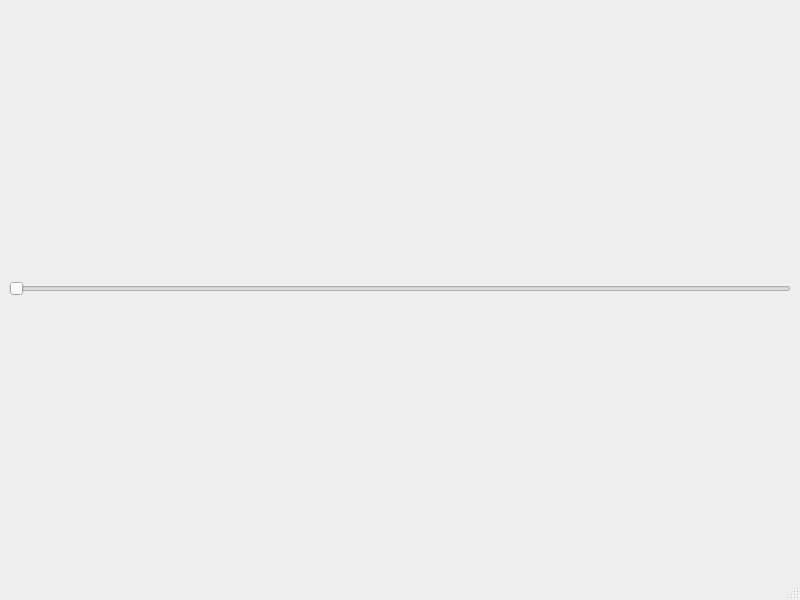
ToKiNoBug/UniSimulator, file MainWindow.ui: the form before one commit.
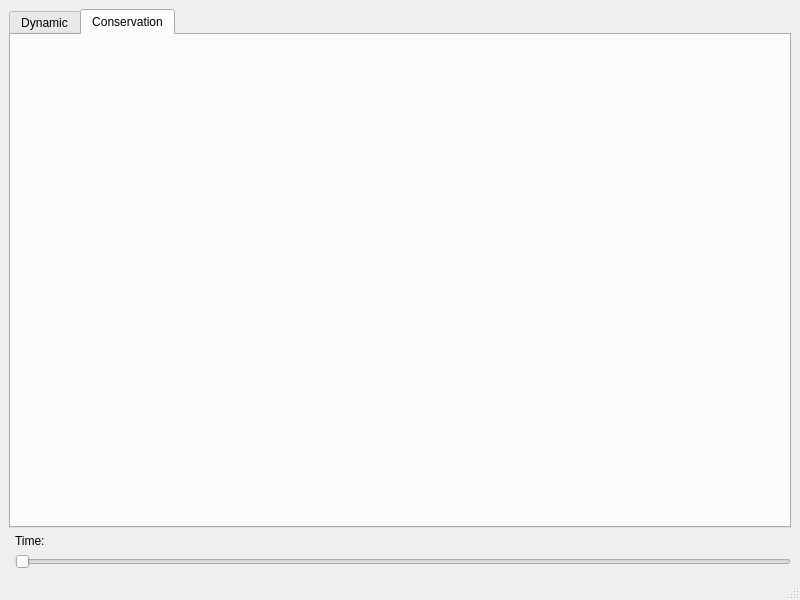
The form after the commit. The open tabs and pages were chosen to show the change.

Diff of the .ui file:
```diff
--- a/MainWindow.ui
+++ b/MainWindow.ui
@@ -15,7 +15,7 @@
   </property>
   <widget class="QWidget" name="centralwidget">
    <layout class="QGridLayout" name="gridLayout_2">
-    <item row="1" column="0">
+    <item row="2" column="1">
      <widget class="QSlider" name="timeSlider">
       <property name="orientation">
        <enum>Qt::Horizontal</enum>
@@ -25,8 +25,44 @@
       </property>
      </widget>
     </item>
-    <item row="0" column="0">
-     <layout class="QGridLayout" name="chartArea"/>
+    <item row="0" column="0" colspan="2">
+     <widget class="QTabWidget" name="tabWidget">
+      <property name="currentIndex">
+       <number>0</number>
+      </property>
+      <widget class="QWidget" name="dynamicArea">
+       <attribute name="title">
+        <string>Dynamic</string>
+       </attribute>
+       <layout class="QGridLayout" name="gridLayout_3"/>
+      </widget>
+      <widget class="QWidget" name="conservationArea">
+       <attribute name="title">
+        <string>Conservation</string>
+       </attribute>
+       <layout class="QGridLayout" name="gridLayout_4">
+        <item row="0" column="0">
+         <widget class="QWidget" name="widget" native="true"/>
+        </item>
+        <item row="1" column="0">
+         <widget class="QWidget" name="widget_2" native="true"/>
+        </item>
+       </layout>
+      </widget>
+     </widget>
+    </item>
+    <item row="1" column="1">
+     <widget class="QLabel" name="displayTime">
+      <property name="minimumSize">
+       <size>
+        <width>125</width>
+        <height>0</height>
+       </size>
+      </property>
+      <property name="text">
+       <string>Time:</string>
+      </property>
+     </widget>
     </item>
    </layout>
   </widget>
```
